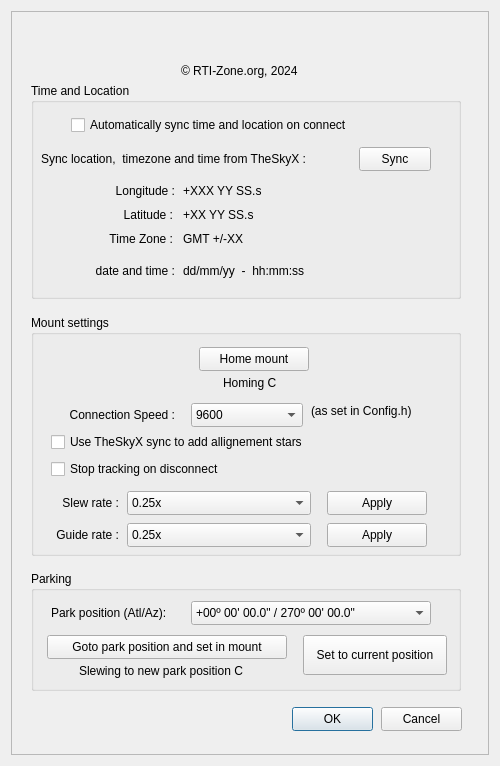
This is OnStep.ui in rpineau/OnStep as Qt 5 draws it before an edit. The edited form follows.
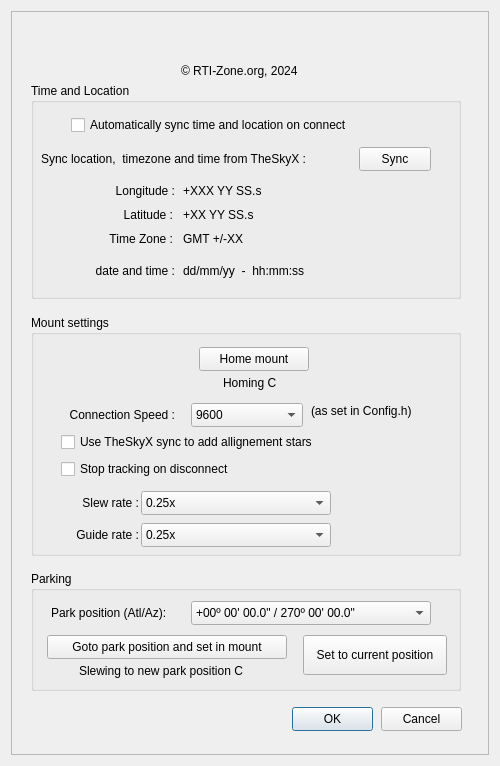
This is the edited form. Icons and pictures are not drawn. Custom widgets are drawn as their Qt base class.

Patch:
```diff
--- a/OnStep.ui
+++ b/OnStep.ui
@@ -330,7 +330,7 @@
       <widget class="QCheckBox" name="checkBox_2">
        <property name="geometry">
         <rect>
-         <x>20</x>
+         <x>30</x>
          <y>144</y>
          <width>200</width>
          <height>20</height>
@@ -343,7 +343,7 @@
       <widget class="QCheckBox" name="checkBox_3">
        <property name="geometry">
         <rect>
-         <x>20</x>
+         <x>30</x>
          <y>112</y>
          <width>300</width>
          <height>30</height>
@@ -356,9 +356,9 @@
       <widget class="QComboBox" name="comboBox_2">
        <property name="geometry">
         <rect>
-         <x>96</x>
+         <x>110</x>
          <y>176</y>
-         <width>184</width>
+         <width>190</width>
          <height>24</height>
         </rect>
        </property>
@@ -416,9 +416,9 @@
       <widget class="QLabel" name="label_2">
        <property name="geometry">
         <rect>
-         <x>16</x>
+         <x>30</x>
          <y>176</y>
-         <width>72</width>
+         <width>78</width>
          <height>24</height>
         </rect>
        </property>
@@ -511,38 +511,12 @@
         <string>(as set in Config.h)</string>
        </property>
       </widget>
-      <widget class="QPushButton" name="pushButton_5">
-       <property name="geometry">
-        <rect>
-         <x>296</x>
-         <y>176</y>
-         <width>100</width>
-         <height>24</height>
-        </rect>
-       </property>
-       <property name="text">
-        <string>Apply</string>
-       </property>
-      </widget>
-      <widget class="QPushButton" name="pushButton_6">
-       <property name="geometry">
-        <rect>
-         <x>296</x>
-         <y>208</y>
-         <width>100</width>
-         <height>24</height>
-        </rect>
-       </property>
-       <property name="text">
-        <string>Apply</string>
-       </property>
-      </widget>
       <widget class="QComboBox" name="comboBox_4">
        <property name="geometry">
         <rect>
-         <x>96</x>
+         <x>110</x>
          <y>208</y>
-         <width>184</width>
+         <width>190</width>
          <height>24</height>
         </rect>
        </property>
@@ -565,9 +539,9 @@
       <widget class="QLabel" name="label_8">
        <property name="geometry">
         <rect>
-         <x>16</x>
+         <x>30</x>
          <y>208</y>
-         <width>72</width>
+         <width>78</width>
          <height>24</height>
         </rect>
        </property>
```
